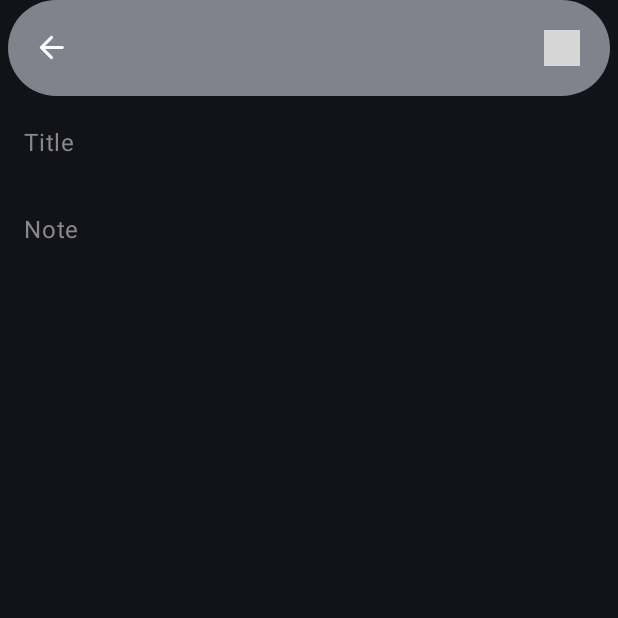
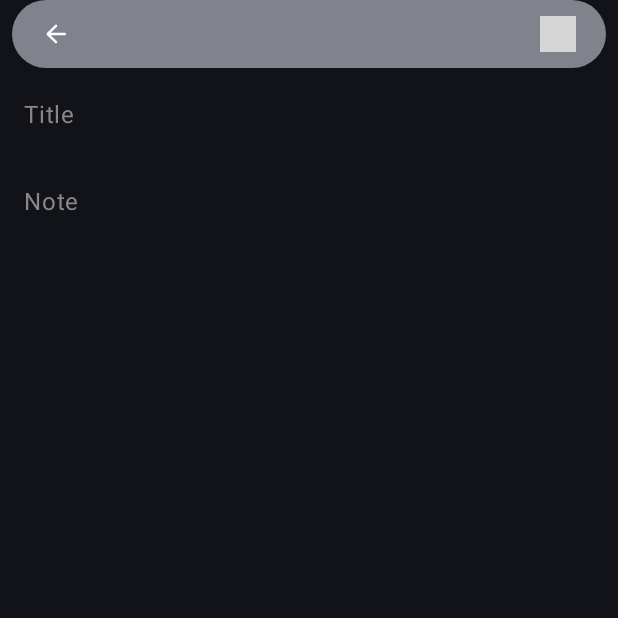
Before and after one commit to sayandbera/ComposeNote, an Android app built with Jetpack Compose: the NoteAddScreen screen opened through its navigation route, on a phone screen of 412 x 824 dp, the top half of it. Run offline under Robolectric (Android 15) with nearby library versions, the phone set to English and light mode, and no system bars; our stand-ins replace Dagger/Hilt's generated code; 2 statements that could not run were skipped; grey boxes are pictures that could not be loaded.

Commit message:
Second Commit

```diff
--- a/app/build.gradle.kts
+++ b/app/build.gradle.kts
@@ -16,7 +16,8 @@ android {
     defaultConfig {
         applicationId = "com.sayanx.composenote"
         minSdk = 24
-        targetSdk = 33
+        //noinspection EditedTargetSdkVersion
+        targetSdk = 34
         versionCode = 1
         versionName = "1.0"
 
--- a/app/src/main/java/com/sayanx/composenote/screen/DetailScreen.kt
+++ b/app/src/main/java/com/sayanx/composenote/screen/DetailScreen.kt
@@ -5,6 +5,7 @@ import androidx.compose.foundation.clickable
 import androidx.compose.foundation.layout.Arrangement
 import androidx.compose.foundation.layout.Column
 import androidx.compose.foundation.layout.fillMaxWidth
+import androidx.compose.foundation.layout.heightIn
 import androidx.compose.foundation.layout.padding
 import androidx.compose.foundation.layout.size
 import androidx.compose.foundation.rememberScrollState
@@ -66,7 +67,7 @@ fun DetailScreen(
         topBar = {
             Surface(shape = RoundedCornerShape(topStart = 35.dp, topEnd = 35.dp, bottomStart = 35.dp, bottomEnd = 35.dp),
                 color = MaterialTheme.colorScheme.outlineVariant,
-                modifier = Modifier.padding(start = 5.dp, end = 5.dp)
+                modifier = Modifier.padding(start = 8.dp, end = 8.dp).heightIn(max = 48.dp)
             ) {
                 TopAppBar(
                     colors = TopAppBarDefaults.largeTopAppBarColors(Color.Transparent),
--- a/app/src/main/java/com/sayanx/composenote/screen/NoteAddScreen.kt
+++ b/app/src/main/java/com/sayanx/composenote/screen/NoteAddScreen.kt
@@ -7,6 +7,7 @@ import androidx.compose.foundation.layout.Arrangement
 import androidx.compose.foundation.layout.Column
 import androidx.compose.foundation.layout.fillMaxSize
 import androidx.compose.foundation.layout.fillMaxWidth
+import androidx.compose.foundation.layout.heightIn
 import androidx.compose.foundation.layout.padding
 import androidx.compose.foundation.layout.size
 import androidx.compose.foundation.rememberScrollState
@@ -67,7 +68,9 @@ fun NoteAddScreen(
             topBar = {
                 Surface(shape = RoundedCornerShape(topStart = 35.dp, topEnd = 35.dp, bottomStart = 35.dp, bottomEnd = 35.dp),
                     color = MaterialTheme.colorScheme.outlineVariant,
-                    modifier = Modifier.padding(start = 5.dp, end = 5.dp)
+                    modifier = Modifier
+                        .padding(start = 8.dp, end = 8.dp)
+                        .heightIn(max = 45.dp)
                 ) {
                     TopAppBar(
                         colors = TopAppBarDefaults.largeTopAppBarColors(Color.Transparent),
--- a/app/src/main/java/com/sayanx/composenote/screen/NoteScreen.kt
+++ b/app/src/main/java/com/sayanx/composenote/screen/NoteScreen.kt
@@ -9,6 +9,7 @@ import androidx.compose.foundation.layout.Arrangement
 import androidx.compose.foundation.layout.Column
 import androidx.compose.foundation.layout.fillMaxSize
 import androidx.compose.foundation.layout.fillMaxWidth
+import androidx.compose.foundation.layout.heightIn
 import androidx.compose.foundation.layout.padding
 import androidx.compose.foundation.layout.size
 import androidx.compose.foundation.lazy.LazyColumn
@@ -63,13 +64,13 @@ fun NoteScreen(
         topBar = {
             Surface(shape = RoundedCornerShape(topStart = 35.dp, topEnd = 35.dp, bottomStart = 35.dp, bottomEnd = 35.dp),
                 color = MaterialTheme.colorScheme.outlineVariant,
-                modifier = Modifier.padding(start = 5.dp, end = 5.dp)
+                modifier = Modifier.padding(start = 8.dp, end = 8.dp).heightIn(max = 48.dp)
             ) {
                 TopAppBar(
                     colors = TopAppBarDefaults.largeTopAppBarColors(Color.Transparent),
                     title = {
                         Text(
-                            text = "Take Note",
+                            text = "NotePad",
                             fontWeight = FontWeight.Bold,
                             fontSize = 17.sp
                         )
@@ -142,7 +143,7 @@ fun NoteScreen(
 
                 if (multiColumnView.value) {
                     LazyVerticalStaggeredGrid(
-                        columns = StaggeredGridCells.Adaptive(minSize = 180.dp), modifier = Modifier.fillMaxWidth(220f)
+                        columns = StaggeredGridCells.Adaptive(minSize = 170.dp), modifier = Modifier.fillMaxWidth(220f)
                     ) {
                         items(notes) { note ->
                             NoteRow(note = note, onLongClickedNote = onRemoveData, navController = navController)
```
